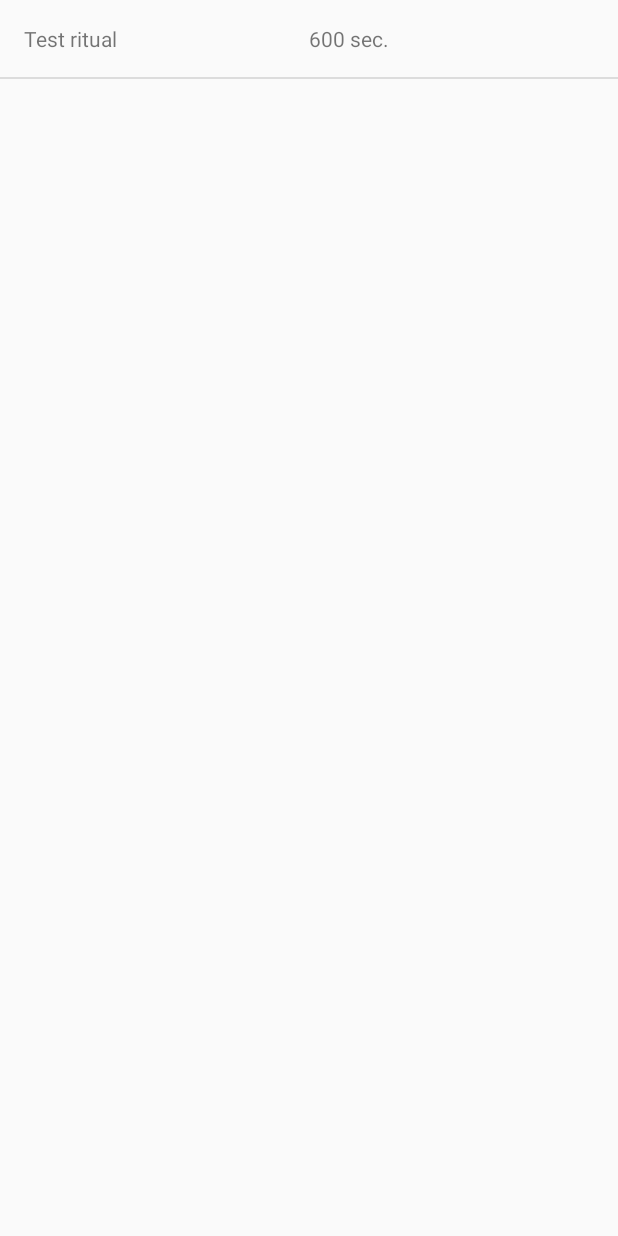
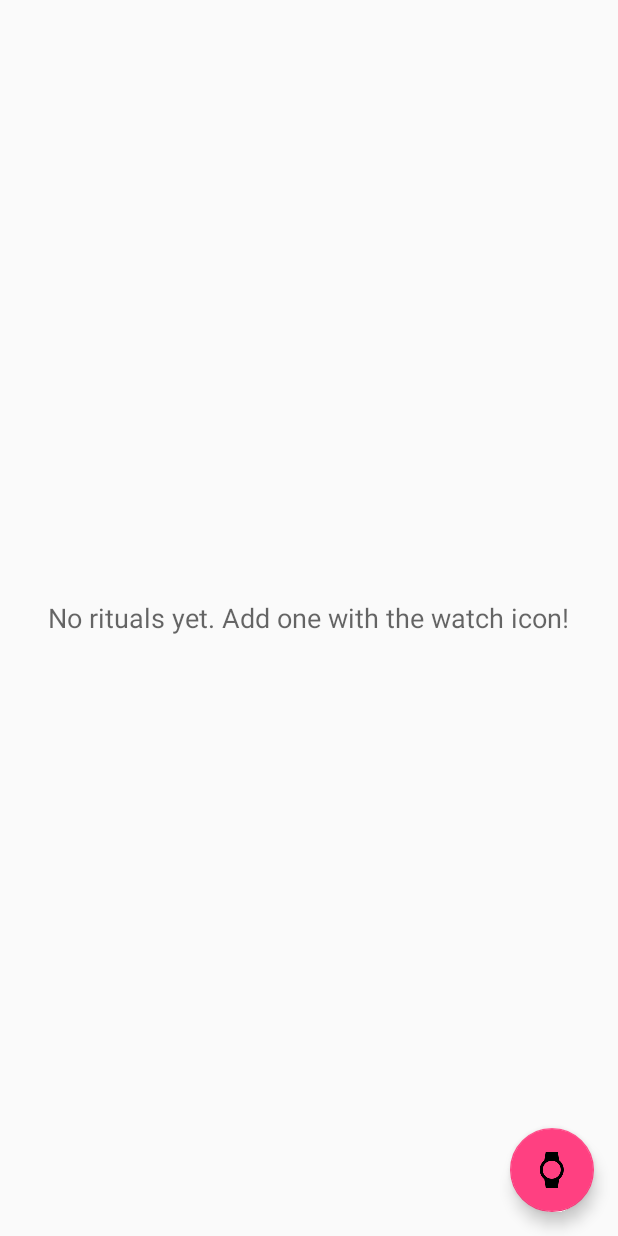
Before and after one commit to sxnwlfkk/daily_routines, an Android app: the screen it shows after launch (MainActivity), on a phone screen of 412 x 824 dp. Before the commit the screen is almost empty. Run offline under Robolectric (Android 15) with nearby library versions, the phone set to English and light mode, and no system bars.

Commit message:
Data storage development is started

```diff
--- a/app/src/main/java/com/sxnwlfkk/dailyrituals/data/Ritual.java
+++ b/app/src/main/java/com/sxnwlfkk/dailyrituals/classes/Ritual.java
@@ -1,4 +1,4 @@
-package com.sxnwlfkk.dailyrituals.data;
+package com.sxnwlfkk.dailyrituals.classes;
 
 import java.util.ArrayList;
 
@@ -8,6 +8,8 @@ import java.util.ArrayList;
 
 public class Ritual {
 
+
+    private int mId;
     private int mCarryTime;
     private String mRitualName;
     private int mRitualItemNum;
@@ -21,12 +23,12 @@ public class Ritual {
     /**
      * Constructor to use when wakeup is not set.
      * @param ritual_name The name of the ritual.
-     * @param ritual_item_num The item count of the ritual.
      * @param ritual_items An ArrayList of RitualItems.
      */
-    public Ritual (String ritual_name, int ritual_item_num, ArrayList<RitualItem> ritual_items) {
+    public Ritual (int id, String ritual_name, ArrayList<RitualItem> ritual_items) {
+        mId = id;
         mRitualName = ritual_name;
-        mRitualItemNum = ritual_item_num;
+        mRitualItemNum = ritual_items.size();
         mCurrentItem = 0;
         mRitualItemList = ritual_items;
         mRequireWakeup = false;
@@ -68,10 +70,14 @@ public class Ritual {
     }
 
     /* GETTERS */
+
+    public int getId() {
+        return mId;
+    }
+
     public int getmCarryTime() {
         return mCarryTime;
     }
-
 
     public int getmRitualItemNum() {
         return mRitualItemNum;
--- a/app/src/main/java/com/sxnwlfkk/dailyrituals/data/RitualItem.java
+++ b/app/src/main/java/com/sxnwlfkk/dailyrituals/classes/RitualItem.java
@@ -1,4 +1,4 @@
-package com.sxnwlfkk.dailyrituals.data;
+package com.sxnwlfkk.dailyrituals.classes;
 
 /**
  * Created by cs on 2017.01.17..
--- /dev/null
+++ b/app/src/main/java/com/sxnwlfkk/dailyrituals/data/RitualDbHelper.java
@@ -0,0 +1,33 @@
+package com.sxnwlfkk.dailyrituals.data;
+
+import android.content.Context;
+import android.database.sqlite.SQLiteDatabase;
+import android.database.sqlite.SQLiteOpenHelper;
+
+/**
+ * Created by cs on 2017.02.17..
+ */
+
+public class RitualDbHelper extends SQLiteOpenHelper {
+
+    public static final String LOG_TAG = RitualDbHelper.class.getSimpleName();
+
+    /* DN name */
+    private  static final String DATABASE_NAME = "rituals.db";
+    /* DB version, if you change the schema, you need to increment version number. */
+    private static final int DATABASE_VERSION = 1;
+
+    public RitualDbHelper(Context context) {
+        super(context, DATABASE_NAME, null, DATABASE_VERSION);
+    }
+
+    @Override
+    public void onCreate(SQLiteDatabase db) {
+        db.execSQL(RitualContract.RitualEntry.CREATE_RITUAL_TABLE);
+    }
+
+    @Override
+    public void onUpgrade(SQLiteDatabase db, int oldVersion, int newVersion) {
+
+    }
+}
--- a/app/src/main/java/com/sxnwlfkk/dailyrituals/views/main/MainActivity.java
+++ b/app/src/main/java/com/sxnwlfkk/dailyrituals/views/main/MainActivity.java
@@ -1,32 +1,129 @@
 package com.sxnwlfkk.dailyrituals.views.main;
 
 import android.app.Activity;
+import android.content.ContentValues;
+import android.database.Cursor;
+import android.database.sqlite.SQLiteDatabase;
 import android.os.Bundle;
+import android.support.design.widget.FloatingActionButton;
+import android.view.View;
 import android.widget.ListView;
+import android.widget.TextView;
 
 import com.sxnwlfkk.dailyrituals.R;
-import com.sxnwlfkk.dailyrituals.data.Ritual;
-import com.sxnwlfkk.dailyrituals.data.RitualItem;
+import com.sxnwlfkk.dailyrituals.classes.Ritual;
+import com.sxnwlfkk.dailyrituals.classes.RitualItem;
+import com.sxnwlfkk.dailyrituals.data.RitualDbHelper;
+import com.sxnwlfkk.dailyrituals.data.RitualContract.RitualEntry;
 
 import java.util.ArrayList;
-import java.util.List;
 
 public class MainActivity extends Activity {
 
-    ArrayList<Ritual> mTestRitualList = new ArrayList<>();
+    ArrayList<Ritual> mRitualList = new ArrayList<>();
+    ListView mRitualListView;
+    RitualAdapter mAdapter;
+
+    int testCounter = 0;
 
     @Override
     protected void onCreate(Bundle savedInstanceState) {
         super.onCreate(savedInstanceState);
         setContentView(R.layout.activity_main);
+        mRitualListView = (ListView) findViewById(R.id.main_list);
+        TextView mEmptyStateTextView = (TextView) findViewById(R.id.empty_view);
+        mRitualListView.setEmptyView(mEmptyStateTextView);
 
-        // Build test list
-        setUpTestRitual();
 
-        // Setting up ListView
-        ListView ritualListView = (ListView) findViewById(R.id.main_list);
-        RitualAdapter ritualAdapter = new RitualAdapter(this, mTestRitualList);
-        ritualListView.setAdapter(ritualAdapter);
+        /* Set up FAB */
+        FloatingActionButton fab = (FloatingActionButton) findViewById(R.id.fab_add_ritual);
+        fab.setOnClickListener(new View.OnClickListener() {
+            @Override
+            public void onClick(View view) {
+                addTestItemToDb();
+                loadDatabase();
+                setupListView();
+            }
+        });
+
+        mAdapter = new RitualAdapter(this, new ArrayList<Ritual>());
+        loadDatabase();
+        setupListView();
+
+        if (mRitualList.isEmpty()) {
+            mEmptyStateTextView.setText("No rituals yet. Add one with the watch icon!");
+        }
+
+    }
+
+    private void addTestItemToDb() {
+        RitualDbHelper mRitualHelper = new RitualDbHelper(this);
+        SQLiteDatabase db = mRitualHelper.getReadableDatabase();
+
+        ContentValues values = new ContentValues();
+        values.put(RitualEntry.COLUMN_RITUAL_NAME, "Ritual test " + testCounter++);
+        values.put(RitualEntry.COLUMN_RITUAL_ITEMS, 10);
+        values.put(RitualEntry.COLUMN_RITUAL_ITEMS, "test");
+
+        long newRowId = db.insert(RitualEntry.TABLE_NAME, null, values);
+    }
+
+    private void loadDatabase() {
+        RitualDbHelper mDbHelper = new RitualDbHelper(this);
+
+        SQLiteDatabase db = mDbHelper.getReadableDatabase();
+
+        String[] projection = {
+                RitualEntry._ID,
+                RitualEntry.COLUMN_RITUAL_NAME,
+                RitualEntry.COLUMN_RITUAL_LENGTH
+        };
+
+        Cursor cursor = db.query(
+                RitualEntry.TABLE_NAME,
+                projection,
+                null,
+                null,
+                null,
+                null,
+                null
+        );
+
+        if (cursor.getCount() == 0) return;
+
+        try {
+
+            int idCI = cursor.getColumnIndex(RitualEntry._ID);
+            int nameCI = cursor.getColumnIndex(RitualEntry.COLUMN_RITUAL_NAME);
+            //int lengthCI = cursor.getColumnIndex(RitualEntry.COLUMN_RITUAL_LENGTH);
+
+            if (!mRitualList.isEmpty()) {
+                mRitualList.clear();
+            }
+
+            while (cursor.moveToNext()) {
+                int id = cursor.getInt(idCI);
+                String name = cursor.getString(nameCI);
+                //int length = cursor.getInt(lengthCI);
+
+                Ritual new_ritual = new Ritual(id, name, getListOfItems());
+                mRitualList.add(new_ritual);
+            }
+        } finally {
+            cursor.close();
+        }
+
+    }
+
+    private void setupListView () {
+        mAdapter.clear();
+
+        if (mRitualList != null && !mRitualList.isEmpty()) {
+            mAdapter.addAll(mRitualList);
+        }
+
+//        RitualAdapter ritualAdapter = new RitualAdapter(this, mRitualList);
+        mRitualListView.setAdapter(mAdapter);
     }
 
     /**
@@ -39,7 +136,19 @@ public class MainActivity extends Activity {
             ritualList.add(new RitualItem(name + " item " + i, 60));
         }
 
-        Ritual testRitual1 = new Ritual(name, 10, ritualList);
-        mTestRitualList.add(testRitual1);
+        Ritual testRitual1 = new Ritual(1, name, ritualList);
+        this.mRitualList.add(testRitual1);
+    }
+
+    /**
+     * Test function, returns an ArrayList of RitualItems
+     */
+    private ArrayList<RitualItem> getListOfItems () {
+        String name = "Test ritual";
+        ArrayList<RitualItem> ritualList = new ArrayList<>();
+        for (int i = 0; i < 10; i++) {
+            ritualList.add(new RitualItem(name + " item " + i, 60));
+        }
+        return ritualList;
     }
 }
--- a/app/src/main/java/com/sxnwlfkk/dailyrituals/views/main/RitualAdapter.java
+++ b/app/src/main/java/com/sxnwlfkk/dailyrituals/views/main/RitualAdapter.java
@@ -9,7 +9,7 @@ import android.widget.ArrayAdapter;
 import android.widget.TextView;
 
 import com.sxnwlfkk.dailyrituals.R;
-import com.sxnwlfkk.dailyrituals.data.Ritual;
+import com.sxnwlfkk.dailyrituals.classes.Ritual;
 
 import java.util.List;
 
--- a/app/src/main/res/layout/activity_main.xml
+++ b/app/src/main/res/layout/activity_main.xml
@@ -1,9 +1,33 @@
 <?xml version="1.0" encoding="utf-8"?>
-<ListView xmlns:android="http://schemas.android.com/apk/res/android"
+<RelativeLayout xmlns:android="http://schemas.android.com/apk/res/android"
     xmlns:tools="http://schemas.android.com/tools"
-    android:id="@+id/main_list"
+    xmlns:app="http://schemas.android.com/apk/res-auto"
+    android:orientation="vertical"
     android:layout_width="match_parent"
     android:layout_height="match_parent"
     tools:context="com.sxnwlfkk.dailyrituals.views.main.MainActivity">
 
-</ListView>
+    <ListView
+        android:id="@+id/main_list"
+        android:layout_width="match_parent"
+        android:layout_height="match_parent"></ListView>
+
+    <TextView
+        android:id="@+id/empty_view"
+        android:layout_centerInParent="true"
+        android:textAppearance="?android:textAppearanceMedium"
+        android:layout_width="wrap_content"
+        android:layout_height="wrap_content" />
+
+    <android.support.design.widget.FloatingActionButton
+        app:fabSize="normal"
+        android:src="@drawable/ic_watch_black_24dp"
+        android:layout_height="wrap_content"
+        android:layout_width="wrap_content"
+        android:id="@+id/fab_add_ritual"
+        android:layout_alignParentBottom="true"
+        android:layout_alignParentRight="true"
+        android:layout_margin="16dp"
+        />
+
+</RelativeLayout>
```
Also changed, not shown: app/src/main/java/com/sxnwlfkk/dailyrituals/data/RitualContract.java (added, +35 -0 lines), 4 other files.
